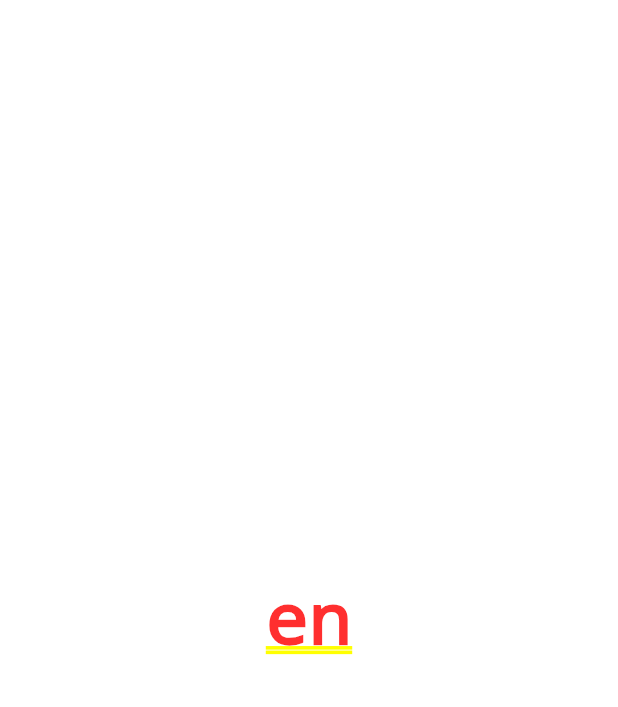
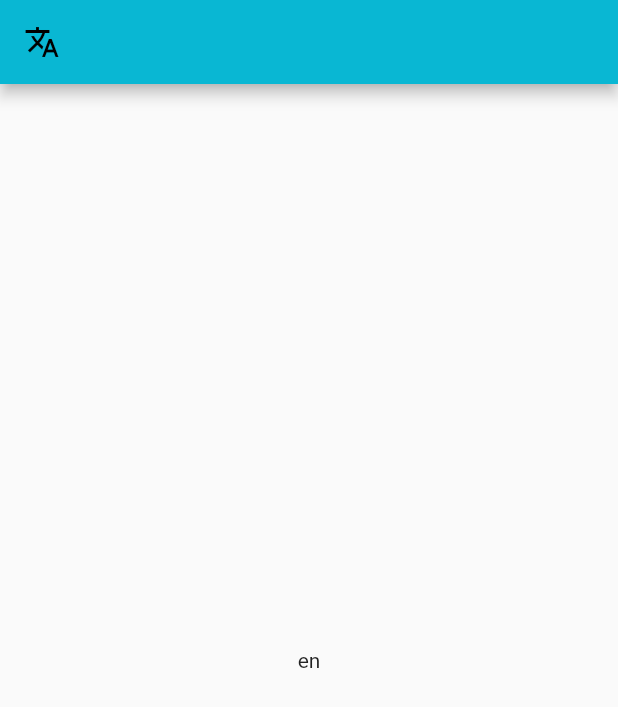
Before and after one commit to khalidfsh/flutter_localizations_tale, a Flutter app: the screen it shows after launch, on a phone screen of 412 x 824 dp. Shown: the top 707 px of the screen. Run offline on Flutter 3.47's test engine with Material 2 defaults, Android fonts, the phone set to English and light mode, and no system bars.

Commit message:
[Localizations] Add language switching ability,  Some coloring

```diff
--- a/lib/main.dart
+++ b/lib/main.dart
@@ -14,7 +14,8 @@ class TaleApp extends StatefulWidget {
 class _TaleAppState extends State<TaleApp> {
   Locale currentLocale;
 
-  Future onLocaleChange(Locale newLocale) async {
+  void onLocaleChange(Locale newLocale){
+
     setState(() {
       currentLocale = newLocale;
     });
@@ -39,15 +40,18 @@ class _TaleAppState extends State<TaleApp> {
   Widget build(BuildContext context) {
     return MaterialApp(
       title: 'Flutter Localisation Tale',
-      theme: ThemeData(),
-      //locale: currentLocale,
+      theme: ThemeData(
+        primaryColor: Color.fromRGBO(9, 183, 211, 1),
+      ),
+      locale: currentLocale,
       supportedLocales: [Locale('en'), Locale('ar')],
       localeResolutionCallback: hundleLocaleCallback,
       localizationsDelegates: [
+        GlobalWidgetsLocalizations.delegate,
         GlobalMaterialLocalizations.delegate,
         GlobalCupertinoLocalizations.delegate,
       ],
-      home: TaleHomePage(),
+      home: TaleHomePage(onLocaleChange: onLocaleChange,),
     );
   }
 }
--- a/lib/tale_home_page.dart
+++ b/lib/tale_home_page.dart
@@ -1,19 +1,34 @@
 import 'package:flutter/material.dart';
 
 class TaleHomePage extends StatefulWidget {
-  TaleHomePage({Key key}) : super(key: key);
+  TaleHomePage({Key key, this.onLocaleChange}) : super(key: key);
 
+  final Function onLocaleChange;
   _TaleHomePageState createState() => _TaleHomePageState();
 }
 
 class _TaleHomePageState extends State<TaleHomePage> {
+  void switchLanguage(BuildContext context) {
+    if (Localizations.localeOf(context).languageCode == 'en') {
+      widget.onLocaleChange(Locale('ar'));
+    } else {
+      widget.onLocaleChange(Locale('en'));
+    }
+  }
+
   @override
   Widget build(BuildContext context) {
-    return Container(
-      child: Center(
-        child: Text(
-          Localizations.localeOf(context).languageCode,
+    return Scaffold(
+      appBar: AppBar(
+        leading: IconButton(
+          icon: Icon(Icons.translate),
+          onPressed: () {
+            switchLanguage(context);
+          },
         ),
+      ),
+      body: Center(
+        child: Text(Localizations.localeOf(context).toLanguageTag()),
       ),
     );
   }
```
